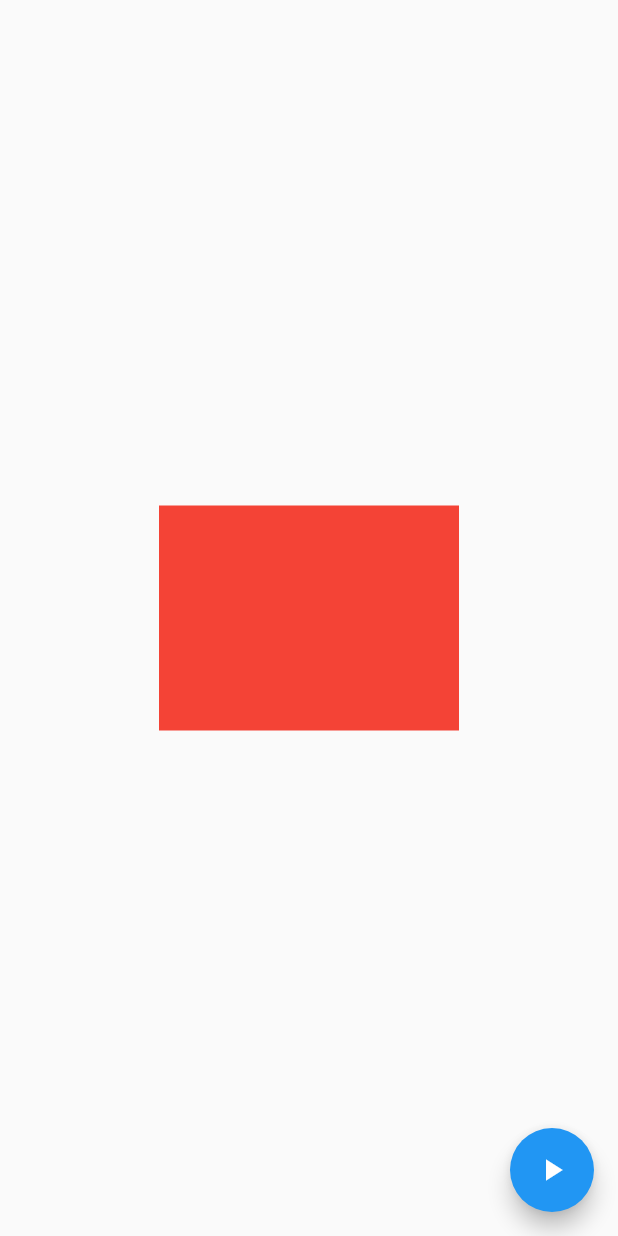
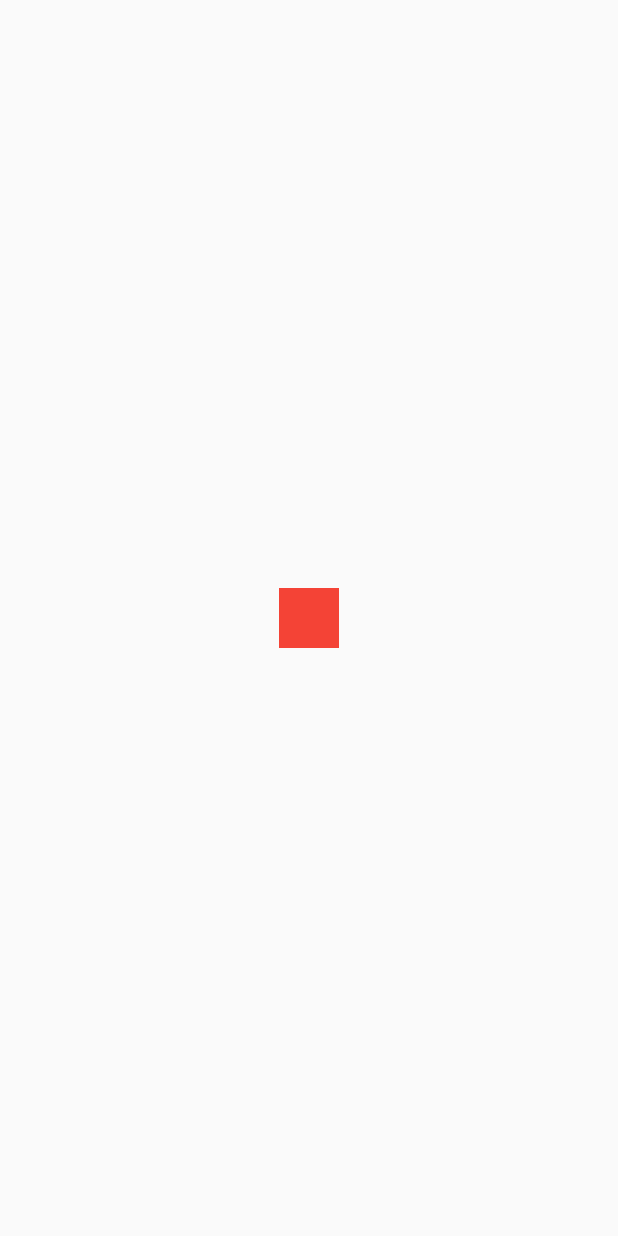
Before and after one commit to Tosin8/code_with_andrea, a Flutter app: the screen it shows after launch, on a phone screen of 412 x 824 dp. Run offline on Flutter 3.47's test engine with Material 2 defaults, Android fonts, the phone set to English and light mode, and no system bars.

Commit message:
Updating the main

```diff
--- a/lib/flutter_animation/animation.dart
+++ b/lib/flutter_animation/animation.dart
@@ -60,7 +60,14 @@ class _TweenAnimationBuilderPageState extends State<TweenAnimationBuilderPage> {
   @override
   Widget build(BuildContext context) {
     return Scaffold(
-      body: Center(child: Column()),
+      body: Center(
+          child: Column(mainAxisSize: MainAxisSize.min, children: [
+        Container(
+          width: 40,
+          height: 40,
+          color: Colors.red,
+        ),
+      ])),
     );
   }
 }
--- a/lib/main.dart
+++ b/lib/main.dart
@@ -17,7 +17,7 @@ class MyApp extends StatelessWidget {
       theme: ThemeData(
         primarySwatch: Colors.blue,
       ),
-      home: animate8(),
+      home: const TweenAnimationBuilderPage(),
     );
   }
 }
```
